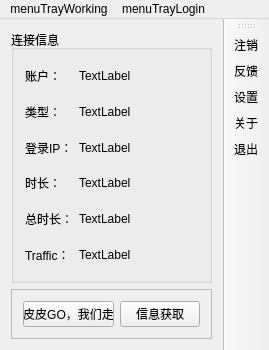
First picture: the form in client/forms/mainwindow.ui, repository NSS-Studio/NDR_Client, before the edit.
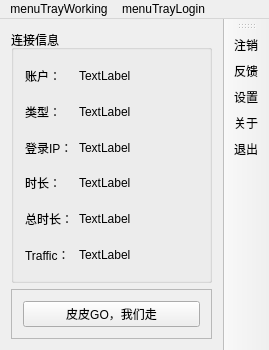
Second picture: the form after the edit. Icons and pictures are not drawn.

Commit message: 1. change the getSystemInfo button's place to taskbar's right-click menu.

```diff
--- a/client/forms/mainwindow.ui
+++ b/client/forms/mainwindow.ui
@@ -53,13 +53,6 @@
          </property>
         </widget>
        </item>
-       <item row="0" column="1">
-        <widget class="QPushButton" name="infoGet">
-         <property name="text">
-          <string>信息获取</string>
-         </property>
-        </widget>
-       </item>
       </layout>
      </widget>
     </item>
```
Left out of the diff: 33 changed lines with no effect on the pictures. The commit also changes 2 other files.
